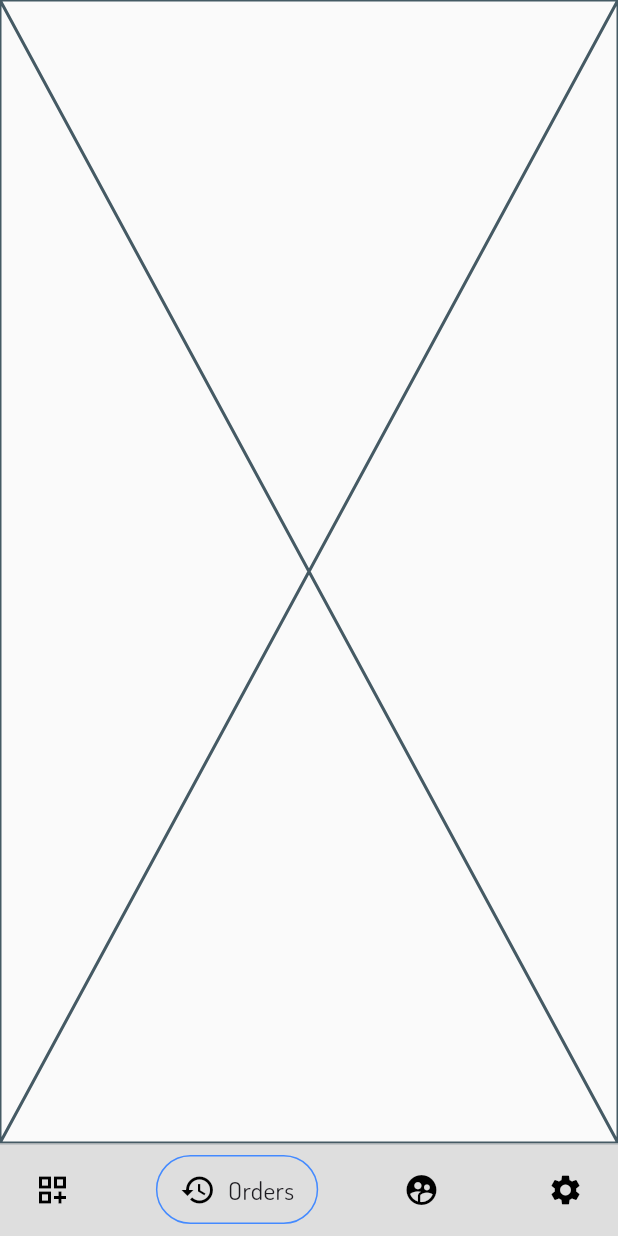
After one commit to flutterVlad/food_app, a Flutter app: the AdminOrdersScreen screen opened by its route, on a phone screen of 412 x 824 dp. The commit adds this screen. Run offline on Flutter 3.47's test engine with Material 2 defaults, Android fonts, the phone set to English and light mode, and no system bars; drawn by our look-alikes of google_nav_bar; our stand-ins replace another_flushbar, auto_route, badges, cached_network_image, connectivity_plus, dio and 12 more; missing offline and left inert: flutter_emoji; accounts and stored records are empty; network calls fail.

Commit message:
[PT-8] feature/PT-8/admin-panel-and-testing
- Added the field role in auth
- Added navigation to admin panel
- Refactor UserModel

```diff
--- a/data/lib/entity/user/user_entity.dart
+++ b/data/lib/entity/user/user_entity.dart
@@ -2,17 +2,20 @@ class UserEntity {
   final String uid;
   final String email;
   final String userName;
+  final String role;
 
   const UserEntity({
     required this.uid,
     required this.email,
     required this.userName,
+    required this.role,
   });
 
   factory UserEntity.fromJson(Map<dynamic, dynamic> json) => UserEntity(
         uid: json['uid'],
         email: json['email'],
         userName: json['userName'],
+        role: json['role'],
       );
 
   static UserEntity get empty {
@@ -20,6 +23,7 @@ class UserEntity {
       uid: '',
       email: '',
       userName: '',
+      role: '',
     );
   }
 
@@ -28,6 +32,7 @@ class UserEntity {
       'uid': uid,
       'email': email,
       'userName': userName,
+      'role': role,
     };
   }
 }
--- a/data/lib/mappers/user_mapper.dart
+++ b/data/lib/mappers/user_mapper.dart
@@ -7,6 +7,7 @@ abstract class UserMapper {
       uid: model.uid,
       email: model.email,
       userName: model.userName,
+      role: model.role,
     );
   }
 
@@ -15,6 +16,7 @@ abstract class UserMapper {
       userName: entity.userName,
       email: entity.email,
       uid: entity.uid,
+      role: entity.role,
     );
   }
 }
--- a/data/lib/providers/auth_provider.dart
+++ b/data/lib/providers/auth_provider.dart
@@ -31,6 +31,7 @@ class AuthProvider {
       uid: credential.user?.uid ?? '',
       email: email,
       userName: userName,
+      role: 'user',
     );
 
     await saveUserInDatabase(
@@ -77,6 +78,7 @@ class AuthProvider {
       uid: userCredential.user?.uid ?? '',
       email: userCredential.user?.email ?? '',
       userName: userCredential.user?.displayName ?? '',
+      role: 'user',
     );
 
     await saveUserInDatabase(
--- a/domain/lib/models/user/user_model.dart
+++ b/domain/lib/models/user/user_model.dart
@@ -2,11 +2,13 @@ class UserModel {
   final String userName;
   final String email;
   final String uid;
+  final String role;
 
   const UserModel({
     required this.userName,
     required this.email,
     required this.uid,
+    required this.role,
   });
 
   static UserModel get empty {
@@ -14,6 +16,7 @@ class UserModel {
       userName: '',
       email: '',
       uid: '',
+      role: '',
     );
   }
 
@@ -24,7 +27,8 @@ class UserModel {
     return other is UserModel &&
         uid == other.uid &&
         userName == other.userName &&
-        email == other.email;
+        email == other.email &&
+        role == other.role;
   }
 
   @override
@@ -34,6 +38,7 @@ class UserModel {
       uid,
       userName,
       email,
+      role,
     );
   }
 }
--- /dev/null
+++ b/features/admin_panel/lib/admin_panel.dart
@@ -0,0 +1,5 @@
+library admin_panel;
+
+export 'src/screens/admin_orders_screen.dart';
+export 'src/screens/admin_products_screen.dart';
+export 'src/screens/admin_users_screen.dart';
--- /dev/null
+++ b/features/admin_panel/lib/src/screens/admin_orders_screen.dart
@@ -0,0 +1,10 @@
+import 'package:flutter/material.dart';
+
+class AdminOrdersScreen extends StatelessWidget {
+  const AdminOrdersScreen({super.key});
+
+  @override
+  Widget build(BuildContext context) {
+    return const Scaffold(body: Placeholder());
+  }
+}
--- a/features/auth/lib/src/bloc/auth_state.dart
+++ b/features/auth/lib/src/bloc/auth_state.dart
@@ -1,14 +1,14 @@
 part of 'auth_bloc.dart';
 
 class AuthState {
-  final bool isLogged;
+  final bool isLoaded;
   final UserModel userModel;
   final FormState formState;
   final bool isLoading;
   final AuthScreen authScreen;
 
   AuthState({
-    required this.isLogged,
+    required this.isLoaded,
     required this.userModel,
     required this.formState,
     required this.isLoading,
@@ -16,14 +16,14 @@ class AuthState {
   });
 
   AuthState copyWith({
-    bool? isLogged,
+    bool? isLoaded,
     UserModel? userModel,
     FormState? formState,
     bool? isLoading,
     AuthScreen? authScreen,
   }) =>
       AuthState(
-        isLogged: isLogged ?? this.isLogged,
+        isLoaded: isLoaded ?? this.isLoaded,
         userModel: userModel ?? this.userModel,
         formState: formState ?? this.formState,
         isLoading: isLoading ?? this.isLoading,
@@ -31,7 +31,7 @@ class AuthState {
       );
 
   static AuthState get init => AuthState(
-        isLogged: false,
+        isLoaded: false,
         userModel: UserModel.empty,
         formState: InitFormState(),
         isLoading: false,
--- a/features/auth/lib/src/ui/auth_screen_template.dart
+++ b/features/auth/lib/src/ui/auth_screen_template.dart
@@ -64,7 +64,7 @@ class _AuthTemplateState extends State<AuthTemplate>
         _controller.forward();
         if (state.isLoading) {
           return const AppCenterLoader();
-        } else if (!state.isLogged) {
+        } else if (!state.isLoaded) {
           return SingleChildScrollView(
             child: Center(
               child: Column(
--- a/features/auth/lib/src/ui/start_auth_screen.dart
+++ b/features/auth/lib/src/ui/start_auth_screen.dart
@@ -14,12 +14,12 @@ class StartAuthScreen extends StatelessWidget {
 
     return Scaffold(
       body: BlocConsumer<AuthBloc, AuthState>(
-        listener: (BuildContext context, AuthState state) {
-          if (state.isLogged) {
+        listener: (_, AuthState state) {
+          if (state.isLoaded) {
             authBloc.add(NavigateToHomePageEvent());
           }
         },
-        builder: (BuildContext context, AuthState state) {
+        builder: (_, AuthState state) {
           if (state.authScreen == AuthScreen.signIn) {
             return SignInScreen();
           }
--- /dev/null
+++ b/navigation/lib/src/entry_point/admin_entry_point.dart
@@ -0,0 +1,64 @@
+import 'package:flutter/material.dart';
+import 'package:flutter_bloc/flutter_bloc.dart';
+import 'package:settings/settings.dart';
+import '../../navigation.dart';
+import 'package:google_nav_bar/google_nav_bar.dart';
+import 'package:badges/badges.dart' as badges;
+
+import 'entry_point_template.dart';
+
+class AdminEntryPointScreen extends StatelessWidget {
+  const AdminEntryPointScreen({super.key});
+
+  @override
+  Widget build(BuildContext context) {
+    return BlocBuilder<ThemeBloc, ThemeState>(
+      builder: (_, ThemeState themeState) {
+        return EntryPointScreenTemplate(
+          routes: const <PageRouteInfo>[
+            AdminProductsRoute(),
+            AdminOrdersRoute(),
+            AdminUsersRoute(),
+            SettingsRoute(),
+          ],
+          bottomNavigationBuilder: (_, TabsRouter tabsRouter) {
+            return GNav(
+              duration: const Duration(milliseconds: 300),
+              padding: const EdgeInsets.symmetric(
+                horizontal: 15,
+                vertical: 10,
+              ),
+              backgroundColor: themeState.appTheme.primaryColor,
+              selectedIndex: tabsRouter.activeIndex,
+              onTabChange: tabsRouter.setActiveIndex,
+              tabMargin: const EdgeInsets.all(8),
+              tabActiveBorder: Border.all(
+                color: themeState.appTheme.secondaryHeaderColor,
+              ),
+              textStyle: themeState.appTheme.textTheme.titleSmall,
+              gap: 8,
+              tabs: const <GButton>[
+                GButton(
+                  icon: Icons.dashboard_customize_outlined,
+                  text: 'Products',
+                ),
+                GButton(
+                  icon: Icons.history,
+                  text: 'Orders',
+                ),
+                GButton(
+                  icon: Icons.supervised_user_circle,
+                  text: 'Users',
+                ),
+                GButton(
+                  icon: Icons.settings,
+                  text: 'Settings',
+                ),
+              ],
+            );
+          },
+        );
+      },
+    );
+  }
+}
--- /dev/null
+++ b/navigation/lib/src/entry_point/entry_point_template.dart
@@ -0,0 +1,34 @@
+import 'package:flutter/material.dart';
+import '../../navigation.dart';
+
+class EntryPointScreenTemplate extends StatelessWidget {
+  final List<PageRouteInfo> routes;
+  final Widget Function(BuildContext, TabsRouter) bottomNavigationBuilder;
+
+  const EntryPointScreenTemplate({
+    super.key,
+    required this.routes,
+    required this.bottomNavigationBuilder,
+  });
+
+  @override
+  Widget build(BuildContext context) {
+    return AutoTabsScaffold(
+      animationDuration: const Duration(milliseconds: 300),
+      animationCurve: Curves.linear,
+      builder: (_, Widget? child, Animation<double> animation) {
+        return FadeTransition(
+          opacity: animation.drive(
+            Tween<double>(
+              begin: 0,
+              end: 1,
+            ),
+          ),
+          child: child,
+        );
+      },
+      routes: routes,
+      bottomNavigationBuilder: bottomNavigationBuilder,
+    );
+  }
+}
--- a/navigation/pubspec.yaml
+++ b/navigation/pubspec.yaml
@@ -28,6 +28,8 @@ dependencies:
     path: ../features/product_detailed_view
   auth:
     path: ../features/auth
+  admin_panel:
+    path: ../features/admin_panel
 
   auto_route: ^5.0.4
 
--- a/pubspec.yaml
+++ b/pubspec.yaml
@@ -31,6 +31,8 @@ dependencies:
     path: ./features/product_detailed_view
   settings:
     path: ./features/settings
+  admin_panel:
+    path: ./features/admin_panel
 
   cupertino_icons: ^1.0.2
 
```
Also changed, not shown: features/admin_panel/lib/src/screens/admin_products_screen.dart (added, +10 -0 lines), features/admin_panel/lib/src/screens/admin_users_screen.dart (added, +10 -0 lines), features/admin_panel/pubspec.yaml (added, +27 -0 lines), features/auth/lib/src/bloc/auth_bloc.dart (+21 -9 lines), navigation/lib/src/app_router/app_router.dart (+24 -0 lines), navigation/lib/src/entry_point/entry_point.dart (+8 -18 lines), navigation/lib/src/app_router/app_router.gr.dart, navigation/pubspec.lock, pubspec.lock, 1 other file.
